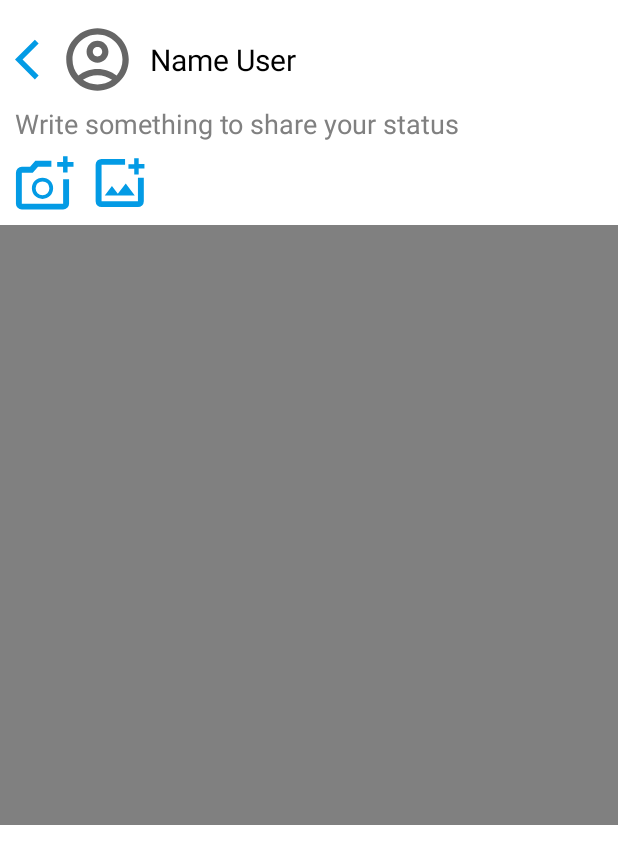
After one commit to anhprgm/RShare, an Android app: the MakePostActivity screen opened directly, with no data from a screen before it, on a phone screen of 412 x 824 dp. The commit adds this screen. Shown: the top 864 px of the screen. Run offline under Robolectric (Android 15) with nearby library versions, the phone set to English and light mode, and no system bars.

Commit message:
update post maker

```diff
--- /dev/null
+++ b/app/src/main/java/com/theanhdev/rshare/Activities/MakePostActivity.java
@@ -0,0 +1,129 @@
+package com.theanhdev.rshare.Activities;
+
+import androidx.activity.result.ActivityResultLauncher;
+import androidx.activity.result.contract.ActivityResultContracts;
+import androidx.annotation.Nullable;
+import androidx.appcompat.app.AppCompatActivity;
+
+import android.content.Intent;
+import android.graphics.Bitmap;
+import android.graphics.BitmapFactory;
+import android.net.Uri;
+import android.os.Bundle;
+import android.provider.MediaStore;
+import android.service.media.MediaBrowserService;
+import android.util.Base64;
+import android.util.Log;
+import android.view.View;
+import android.widget.ImageView;
+import android.widget.LinearLayout;
+import android.widget.Toast;
+
+import com.theanhdev.rshare.R;
+
+import java.io.ByteArrayOutputStream;
+import java.io.FileNotFoundException;
+import java.io.InputStream;
+import java.util.ArrayList;
+import java.util.Objects;
+
+public class MakePostActivity extends AppCompatActivity {
+    private ImageView openCamera, pickImageIc, image, backBtn, backImg, ImageOpen;
+    private String encodedImage = "";
+    private LinearLayout seeImage, userInf, postLayout;
+    private static final int pic_id = 127;
+    @Override
+    protected void onCreate(Bundle savedInstanceState) {
+        super.onCreate(savedInstanceState);
+        setContentView(R.layout.activity_make_post);
+        binding();
+        pickImageIc.setOnClickListener(v -> {
+            Intent intent = new Intent(Intent.ACTION_PICK, MediaStore.Images.Media.EXTERNAL_CONTENT_URI);
+            intent.addFlags(Intent.FLAG_GRANT_READ_URI_PERMISSION);
+            pickImage.launch(intent);
+        });
+        backBtn.setOnClickListener(view -> onBackPressed());
+
+        openCamera.setOnClickListener(view -> {
+//            Intent intent = new Intent(MediaStore.ACTION_IMAGE_CAPTURE);
+//            startActivityForResult(intent, pic_id);
+            Toast.makeText(this, "developing", Toast.LENGTH_SHORT).show();
+        });
+        openImage();
+    }
+    private void binding() {
+        openCamera = findViewById(R.id.openCam);
+        pickImageIc = findViewById(R.id.openPhoto);
+        image = findViewById(R.id.image);
+        backBtn = findViewById(R.id.back);
+        seeImage = findViewById(R.id.SeeImage);
+        userInf = findViewById(R.id.UserInf);
+        postLayout = findViewById(R.id.postLayout);
+        backImg = findViewById(R.id.backOnImage);
+        ImageOpen = findViewById(R.id.imageOpen);
+    }
+
+    private String encodeImage(Bitmap bitmap){
+        ByteArrayOutputStream byteArrayOutputStream = new ByteArrayOutputStream();
+        bitmap.compress(Bitmap.CompressFormat.JPEG, 100, byteArrayOutputStream);
+        Log.d("Compressed dimensions xxx", bitmap.getWidth()+" "+bitmap.getHeight());
+        byte[] bytes = byteArrayOutputStream.toByteArray();
+        return Base64.encodeToString(bytes, Base64.DEFAULT);
+    }
+    private final ActivityResultLauncher<Intent> pickImage = registerForActivityResult(
+            new ActivityResultContracts.StartActivityForResult(),
+            result ->{
+                if (result.getResultCode() == RESULT_OK) {
+                    if (result.getData() != null) {
+                        Uri imageUri = result.getData().getData();
+                        try {
+                            InputStream inputStream = getContentResolver().openInputStream(imageUri);
+                            Bitmap bitmap = BitmapFactory.decodeStream(inputStream);
+                            Log.d("Original   dimensions", bitmap.getWidth()+" "+bitmap.getHeight());
+                            encodedImage = encodeImage(bitmap);
+                            Log.d("encode string", encodedImage + encodedImage.length());
+                            loadImage();
+                        } catch (FileNotFoundException e) {
+                            e.printStackTrace();
+                        }
+                    }
+                } else {
+                    Toast.makeText(this, "Cancelled",
+                            Toast.LENGTH_SHORT).show();
+                }
+            }
+    );
+    private void loadImage() {
+        byte[] bytes = Base64.decode(encodedImage, Base64.DEFAULT);
+        Bitmap bitmap = BitmapFactory.decodeByteArray(bytes, 0, bytes.length);
+        image.setImageBitmap(bitmap);
+        Log.d("Compressed dimensions", bitmap.getWidth()+" "+bitmap.getHeight());
+    }
+
+    private void openImage() {
+        image.setOnClickListener(v -> {
+            userInf.setVisibility(View.GONE);
+            postLayout.setVisibility(View.GONE);
+            seeImage.setVisibility(View.VISIBLE);
+            byte[] bytes = Base64.decode(encodedImage, Base64.DEFAULT);
+            Bitmap bitmap = BitmapFactory.decodeByteArray(bytes, 0, bytes.length);
+            ImageOpen.setImageBitmap(bitmap);
+            Log.d("Compressed dimensions", bitmap.getWidth()+" "+bitmap.getHeight());
+        });
+        backImg.setOnClickListener(v -> {
+            userInf.setVisibility(View.VISIBLE);
+            postLayout.setVisibility(View.VISIBLE);
+            seeImage.setVisibility(View.GONE);
+        });
+    }
+//    @Override
+//    protected void onActivityResult(int requestCode, int resultCode, @Nullable Intent data) {
+//        super.onActivityResult(requestCode, resultCode, data);
+//        if (requestCode == pic_id) {
+//            assert data != null;
+//            Bitmap photo = (Bitmap) data.getExtras().get("data");
+//            encodedImage = encodeImage(photo);
+//            loadImage();
+//        }
+//    }
+}
--- /dev/null
+++ b/app/src/main/res/drawable/add_a_photo.xml
@@ -0,0 +1,10 @@
+<vector xmlns:android="http://schemas.android.com/apk/res/android"
+    android:width="48dp"
+    android:height="48dp"
+    android:viewportWidth="48"
+    android:viewportHeight="48"
+    android:tint="@color/blue_main">
+  <path
+      android:fillColor="@color/blue_main"
+      android:pathData="M38.45,15.6V10.9H33.75V7.25H38.45V2.6H42.05V7.25H46.8V10.9H42.05V15.6ZM5.45,45.25Q3.5,45.25 2.125,43.875Q0.75,42.5 0.75,40.55V15.8Q0.75,13.9 2.125,12.475Q3.5,11.05 5.45,11.05H12.05L16.25,6.15H29.1V10.9H18.4L14.2,15.8H5.45Q5.45,15.8 5.45,15.8Q5.45,15.8 5.45,15.8V40.55Q5.45,40.55 5.45,40.55Q5.45,40.55 5.45,40.55H38.5Q38.5,40.55 38.5,40.55Q38.5,40.55 38.5,40.55V20.9H43.25V40.55Q43.25,42.5 41.825,43.875Q40.4,45.25 38.5,45.25ZM22,36.7Q25.6,36.7 28.05,34.25Q30.5,31.8 30.5,28.15Q30.5,24.55 28.05,22.125Q25.6,19.7 22,19.7Q18.35,19.7 15.925,22.125Q13.5,24.55 13.5,28.15Q13.5,31.8 15.925,34.25Q18.35,36.7 22,36.7ZM22,33.7Q19.6,33.7 18.05,32.125Q16.5,30.55 16.5,28.15Q16.5,25.8 18.05,24.25Q19.6,22.7 22,22.7Q24.35,22.7 25.925,24.25Q27.5,25.8 27.5,28.15Q27.5,30.55 25.925,32.125Q24.35,33.7 22,33.7ZM22,28.2Q22,28.2 22,28.2Q22,28.2 22,28.2Q22,28.2 22,28.2Q22,28.2 22,28.2Q22,28.2 22,28.2Q22,28.2 22,28.2Z"/>
+</vector>
--- /dev/null
+++ b/app/src/main/res/drawable/add_photo.xml
@@ -0,0 +1,10 @@
+<vector xmlns:android="http://schemas.android.com/apk/res/android"
+    android:width="48dp"
+    android:height="48dp"
+    android:viewportWidth="48"
+    android:viewportHeight="48"
+    android:tint="@color/blue_main">
+  <path
+      android:fillColor="@android:color/white"
+      android:pathData="M9.25,43.25Q7.25,43.25 5.875,41.9Q4.5,40.55 4.5,38.55V9.45Q4.5,7.45 5.875,6.075Q7.25,4.7 9.25,4.7H28.05V9.45H9.25Q9.25,9.45 9.25,9.45Q9.25,9.45 9.25,9.45V38.55Q9.25,38.55 9.25,38.55Q9.25,38.55 9.25,38.55H38.35Q38.35,38.55 38.35,38.55Q38.35,38.55 38.35,38.55V19.75H43.05V38.55Q43.05,40.55 41.675,41.9Q40.3,43.25 38.35,43.25ZM35.4,17.1V12.5H30.75V8.9H35.35V4.25H38.95V8.85H43.55V12.45H38.95V17.1ZM11.8,33.9H35.8L28.6,24.3L22.25,32.65L17.55,26.45ZM9.25,9.45V15.1V19.75V38.55Q9.25,38.55 9.25,38.55Q9.25,38.55 9.25,38.55Q9.25,38.55 9.25,38.55Q9.25,38.55 9.25,38.55V9.45Q9.25,9.45 9.25,9.45Q9.25,9.45 9.25,9.45Z"/>
+</vector>
--- /dev/null
+++ b/app/src/main/res/drawable/add_to_photos.xml
@@ -0,0 +1,5 @@
+<vector android:height="512dp" android:tint="@color/blue_main"
+    android:viewportHeight="24" android:viewportWidth="24"
+    android:width="512dp" xmlns:android="http://schemas.android.com/apk/res/android">
+    <path android:fillColor="@android:color/white" android:pathData="M4,6L2,6v14c0,1.1 0.9,2 2,2h14v-2L4,20L4,6zM20,2L8,2c-1.1,0 -2,0.9 -2,2v12c0,1.1 0.9,2 2,2h12c1.1,0 2,-0.9 2,-2L22,4c0,-1.1 -0.9,-2 -2,-2zM19,11h-4v4h-2v-4L9,11L9,9h4L13,5h2v4h4v2z"/>
+</vector>
--- /dev/null
+++ b/app/src/main/res/drawable/ic_back.xml
@@ -0,0 +1,10 @@
+<vector xmlns:android="http://schemas.android.com/apk/res/android"
+    android:width="48dp"
+    android:height="48dp"
+    android:viewportWidth="48"
+    android:viewportHeight="48"
+    android:tint="@color/blue_main">
+  <path
+      android:fillColor="@android:color/white"
+      android:pathData="M21.2,45.2 L0,24 21.2,2.8 25.2,6.85 8.05,24 25.2,41.15Z"/>
+</vector>
--- /dev/null
+++ b/app/src/main/res/layout/activity_make_post.xml
@@ -0,0 +1,106 @@
+<?xml version="1.0" encoding="utf-8"?>
+<RelativeLayout xmlns:android="http://schemas.android.com/apk/res/android"
+    xmlns:app="http://schemas.android.com/apk/res-auto"
+    xmlns:tools="http://schemas.android.com/tools"
+    android:layout_width="match_parent"
+    android:layout_height="match_parent"
+    tools:context=".Activities.MakePostActivity">
+    <LinearLayout
+        android:visibility="visible"
+        android:id="@+id/UserInf"
+        android:layout_alignParentStart="true"
+        android:layout_alignParentTop="true"
+        android:layout_marginTop="10dp"
+        android:layout_width="match_parent"
+        android:orientation="horizontal"
+        android:layout_height="60dp">
+        <ImageView
+            android:id="@+id/back"
+            android:layout_marginStart="10dp"
+            android:layout_width="30dp"
+            android:layout_height="30dp"
+            android:layout_gravity="center_vertical"
+            android:src="@drawable/ic_back"/>
+        <ImageView
+            android:layout_width="50dp"
+            android:layout_height="50dp"
+            android:layout_gravity="center_vertical"
+            android:src="@drawable/account"/>
+        <TextView
+            android:layout_width="wrap_content"
+            android:layout_height="wrap_content"
+            android:text="Name User"
+            android:textSize="20sp"
+            android:textColor="@color/black"
+            android:layout_marginStart="10dp"
+            android:layout_gravity="center_vertical"/>
+
+    </LinearLayout>
+    <LinearLayout
+        android:layout_width="match_parent"
+        android:layout_height="match_parent"
+        android:visibility="gone"
+        android:id="@+id/SeeImage"
+        android:background="@color/hintTextColor"
+        android:orientation="vertical">
+        <ImageView
+            android:id="@+id/backOnImage"
+            android:layout_marginTop="10dp"
+            android:layout_marginStart="10dp"
+            android:layout_width="30dp"
+            android:layout_height="30dp"
+            android:layout_gravity="center_vertical"
+            android:src="@drawable/ic_back"
+            android:contentDescription="@android:string/cancel" />
+        <ImageView
+            android:layout_width="match_parent"
+            android:layout_height="match_parent"
+            android:layout_marginTop="50dp"
+            android:id="@+id/imageOpen"/>
+    </LinearLayout>
+
+    <LinearLayout
+        android:visibility="visible"
+        android:layout_width="match_parent"
+        android:layout_height="match_parent"
+        android:layout_below="@+id/UserInf"
+        android:orientation="vertical"
+        android:id="@+id/postLayout"
+        android:layout_alignParentBottom="true">
+        <EditText
+            android:id="@+id/caption"
+            android:layout_width="match_parent"
+            android:layout_height="wrap_content"
+            android:hint="Write something to share your status"
+            android:paddingStart="10dp"
+            android:paddingEnd="10dp"
+            android:textColorHint="@color/hintTextColor"
+            android:background="@android:color/transparent"/>
+        <LinearLayout
+            android:layout_width="match_parent"
+            android:layout_height="55dp"
+            android:gravity="center_vertical"
+            android:orientation="horizontal">
+            <ImageView
+                android:layout_width="40dp"
+                android:layout_height="40dp"
+                android:layout_marginStart="10dp"
+                android:src="@drawable/add_a_photo"
+                android:id="@+id/openCam"
+                android:contentDescription="shot image" />
+            <ImageView
+                android:layout_marginStart="10dp"
+                android:layout_width="40dp"
+                android:layout_height="40dp"
+                android:src="@drawable/add_photo"
+                android:id="@+id/openPhoto"
+                android:contentDescription="pick image" />
+        </LinearLayout>
+        <ImageView
+            android:background="@color/hintTextColor"
+            android:layout_width="match_parent"
+            android:layout_height="400dp"
+            android:id="@+id/image"
+            android:contentDescription="ur image" />
+    </LinearLayout>
+</RelativeLayout>
```
Also changed, not shown: app/src/main/AndroidManifest.xml (+26 -4 lines), app/src/main/java/com/theanhdev/rshare/Activities/OpenImageActivity.java (added, +39 -0 lines), app/src/main/java/com/theanhdev/rshare/adapters/RhomeAdapter.java (added, +25 -0 lines), app/src/main/java/com/theanhdev/rshare/fragment/HomeFragment.java (+58 -2 lines), app/src/main/java/com/theanhdev/rshare/models/Posts.java (added, +8 -0 lines), app/src/main/res/layout/activity_open_image.xml (added, +15 -0 lines), app/src/main/res/layout/fragment_home.xml (+9 -1 lines).
